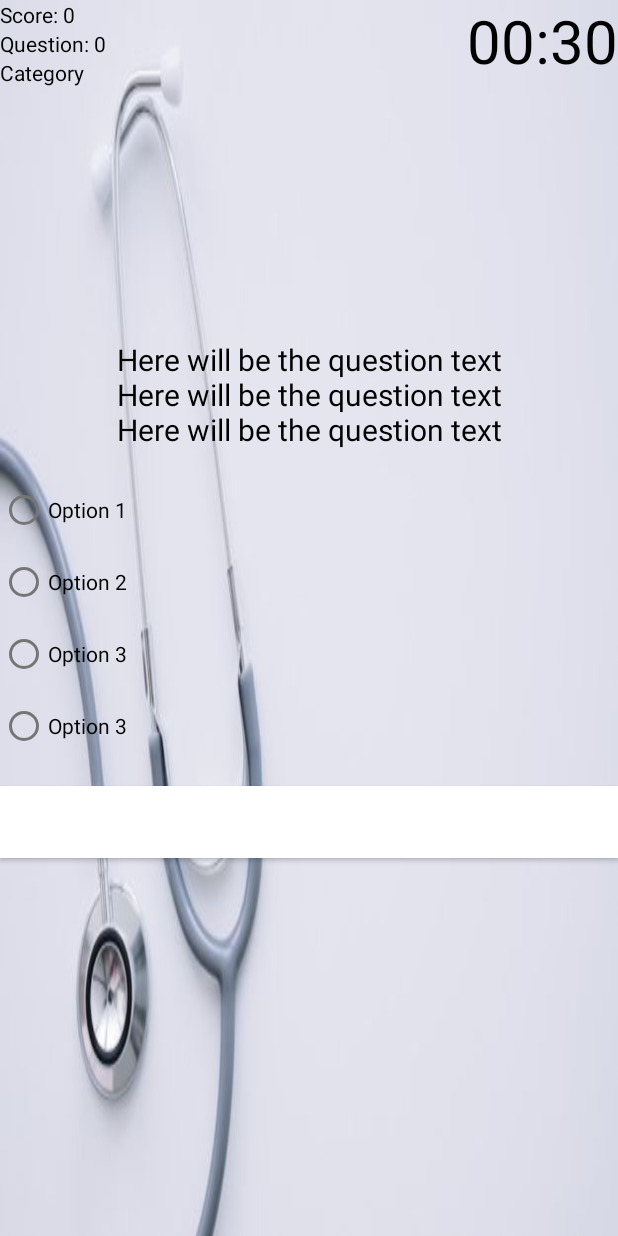
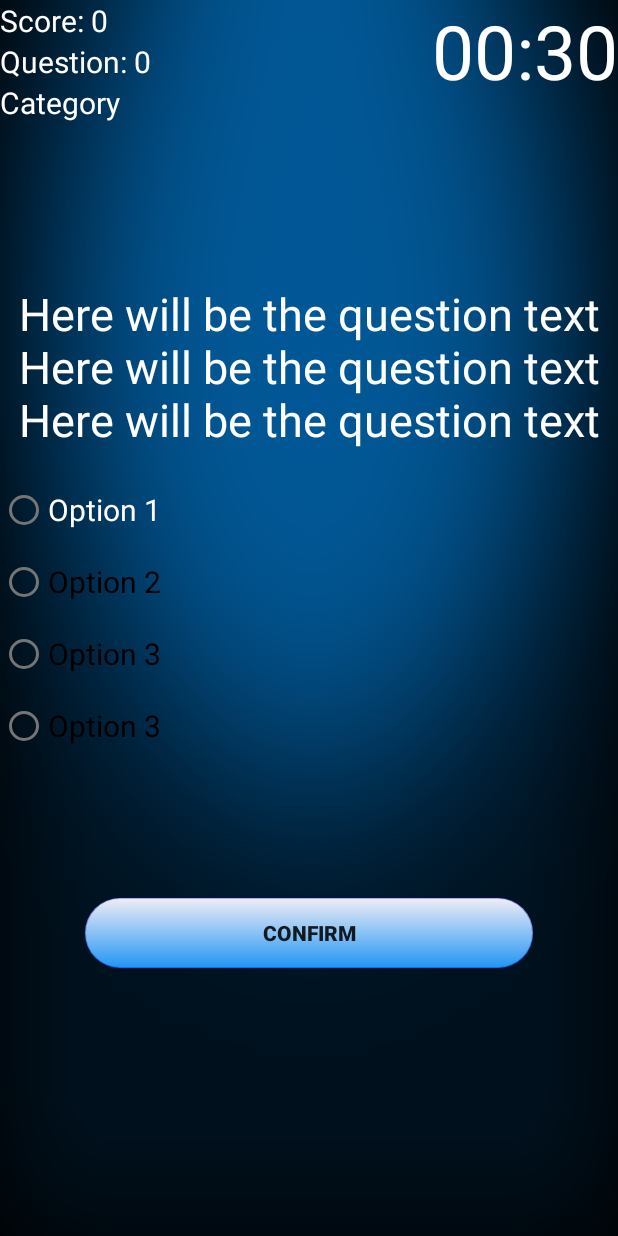
Before and after one commit to Tobang1/NSNEQ, an Android app: the layout activity_exam.xml on its own in the app's theme, with its tools: preview values and no code run, on a phone screen of 412 x 824 dp. Run offline under Robolectric (Android 15) with nearby library versions, the phone set to English and light mode, and no system bars.

Commit message:
Ui development and improvement

```diff
--- a/app/src/main/java/com/borat/nsneq/Category.java
+++ b/app/src/main/java/com/borat/nsneq/Category.java
@@ -5,7 +5,7 @@ import androidx.appcompat.app.AppCompatActivity;
 import android.os.Bundle;
 
 public class Category {
-    public static final int ENGLISH = 1;
+    public static final int SUJECTS = 1;
     public static final int PHYSICS = 2;
     public static final int BIOLOGY =3;
     public static final int CHEMISTRY = 4;
--- /dev/null
+++ b/app/src/main/res/drawable/white_btn.xml
@@ -0,0 +1,24 @@
+<?xml version="1.0" encoding="utf-8"?>
+<selector xmlns:android="http://schemas.android.com/apk/res/android" >
+    <item android:state_pressed="true" >
+        <shape android:shape="rectangle"  >
+            <corners android:radius="30dip" />
+            <stroke android:width="1dip" android:color="#4AA83068" />
+            <gradient android:angle="-90" android:startColor="#F44336" android:endColor="#4A2923D3"  />
+        </shape>
+    </item>
+    <item android:state_focused="true">
+        <shape android:shape="rectangle"  >
+            <corners android:radius="3dip" />
+            <stroke android:width="1dip" android:color="#4A120E8A" />
+            <solid android:color="#1A49D1"/>
+        </shape>
+    </item>
+    <item >
+        <shape android:shape="rectangle"  >
+            <corners android:radius="30dip" />
+            <stroke android:width="1dip" android:color="#4A120E8A" />
+            <gradient android:angle="-90" android:startColor="#F0EDF6" android:endColor="#2196F3" />
+        </shape>
+    </item>
+</selector>
--- a/app/src/main/res/layout/activity_exam.xml
+++ b/app/src/main/res/layout/activity_exam.xml
@@ -4,7 +4,7 @@
     xmlns:tools="http://schemas.android.com/tools"
     android:layout_width="match_parent"
     android:layout_height="match_parent"
-    android:background="@drawable/questionbg"
+    android:background="@drawable/navy"
     tools:context=".ExamActivity">
 
     <TextView
@@ -12,7 +12,8 @@
         android:layout_width="wrap_content"
         android:layout_height="wrap_content"
         android:text="Score: 0"
-        android:textColor="@color/black" />
+        android:textSize="20sp"
+        android:textColor="@color/white" />
 
     <TextView
         android:id="@+id/text_view_question_count"
@@ -20,22 +21,24 @@
         android:layout_height="wrap_content"
         android:layout_below="@id/text_view_score"
         android:text="Question: 0"
-        android:textColor="@color/black" />
+        android:textSize="20sp"
+        android:textColor="@color/white" />
     <TextView
         android:id="@+id/text_view_category"
         android:layout_width="wrap_content"
         android:layout_height="wrap_content"
         android:layout_below="@id/text_view_question_count"
         android:text="Category"
-        android:textColor="@android:color/black" />
+        android:textSize="20sp"
+        android:textColor="@color/white" />
     <TextView
         android:id="@+id/text_view_countdown"
         android:layout_width="wrap_content"
         android:layout_height="wrap_content"
         android:layout_alignParentEnd="true"
         android:text="00:30"
-        android:textColor="@android:color/black"
-        android:textSize="40sp"
+        android:textColor="@color/white"
+        android:textSize="50sp"
         android:layout_alignParentRight="true" />
     <TextView
         android:id="@+id/text_view_question"
@@ -43,48 +46,56 @@
         android:layout_height="wrap_content"
         android:layout_above="@id/radio_group"
         android:layout_marginBottom="16dp"
+
         android:text="Here will be the question text\nHere will be the question text\nHere will be the question text"
         android:textAlignment="center"
-        android:textColor="@android:color/black"
-        android:textSize="20sp"
+        android:textColor="@color/white"
+        android:textSize="30sp"
         android:gravity="center_horizontal" />
     <RadioGroup
         android:id="@+id/radio_group"
         android:layout_width="wrap_content"
         android:layout_height="wrap_content"
+        android:layout_marginBottom="20dp"
         android:layout_centerVertical="true">
         <RadioButton
             android:id="@+id/radio_button1"
             android:layout_width="wrap_content"
             android:layout_height="wrap_content"
-            android:textColor="@color/black"
-            android:text="Option 1" />
+            android:textColor="@color/white"
+            android:text="Option 1"
+            android:textSize="20sp"/>
         <RadioButton
             android:id="@+id/radio_button2"
             android:layout_width="wrap_content"
             android:layout_height="wrap_content"
-            android:text="Option 2" />
+            android:text="Option 2"
+            android:textSize="20sp"/>
         <RadioButton
             android:id="@+id/radio_button3"
             android:layout_width="wrap_content"
             android:layout_height="wrap_content"
-            android:text="Option 3" />
+            android:text="Option 3"
+            android:textSize="20sp"/>
         <RadioButton
             android:id="@+id/radio_button4"
             android:layout_width="wrap_content"
             android:layout_height="wrap_content"
-            android:text="Option 3" />
+            android:text="Option 3"
+            android:textSize="20sp"/>
     </RadioGroup>
-    <Button
+    <androidx.appcompat.widget.AppCompatButton
         android:id="@+id/button_confirm_next"
-        android:layout_width="match_parent"
+        android:layout_width="300sp"
         android:layout_height="wrap_content"
+        android:layout_centerInParent="true"
         android:layout_below="@id/radio_group"
-        android:layout_marginTop="16dp"
-        android:background="@android:color/black"
+        android:layout_marginTop="70dp"
+        android:textStyle="bold"
+        android:background="@drawable/white_btn"
         android:text="Confirm" >
 
 
-    </Button>
+    </androidx.appcompat.widget.AppCompatButton>
 
 </RelativeLayout>
--- a/app/src/main/res/values-night/themes.xml
+++ b/app/src/main/res/values-night/themes.xml
@@ -2,9 +2,9 @@
     <!-- Base application theme. -->
     <style name="Theme.NSNEQ" parent="Theme.MaterialComponents.DayNight.NoActionBar">
         <!-- Primary brand color. -->
-        <item name="colorPrimary">@color/purple_200</item>
+        <item name="colorPrimary">#F8F7F7</item>
         <item name="colorPrimaryVariant">@color/purple_700</item>
-        <item name="colorOnPrimary">@color/black</item>
+        <item name="colorOnPrimary">@color/white</item>
         <!-- Secondary brand color. -->
         <item name="colorSecondary">@color/teal_200</item>
         <item name="colorSecondaryVariant">@color/teal_200</item>
--- a/app/src/main/res/values/themes.xml
+++ b/app/src/main/res/values/themes.xml
@@ -8,7 +8,7 @@
         <!-- Secondary brand color. -->
         <item name="colorSecondary">@color/teal_200</item>
         <item name="colorSecondaryVariant">@color/teal_700</item>
-        <item name="colorOnSecondary">@color/purple_700</item>
+        <item name="colorOnSecondary">#7409080C</item>
         <!-- Status bar color. -->
         <item name="android:statusBarColor" tools:targetApi="l">?attr/colorPrimaryVariant</item>
         <!-- Customize your theme here. -->
```
Also changed, not shown: app/src/main/java/com/borat/nsneq/ExamDbHelper.java (+12 -12 lines), app/src/main/res/layout/activity_main.xml (+54 -17 lines), app/src/main/res/drawable/bluedark.png (added), app/src/main/res/drawable/bluepink.jpg (added), app/src/main/res/drawable/bpurple.jpg (added), app/src/main/res/drawable/crop.jpg (added), app/src/main/res/drawable/navy.png (added), app/src/main/res/drawable/skyblue.jpg (added), app/src/main/res/drawable/whitpinkblue.jpg (added).
